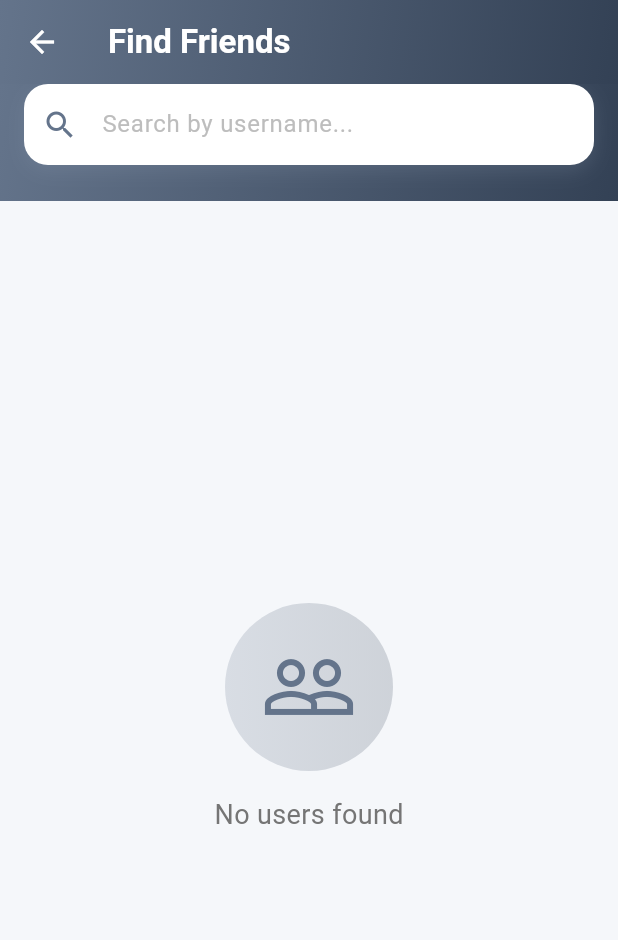
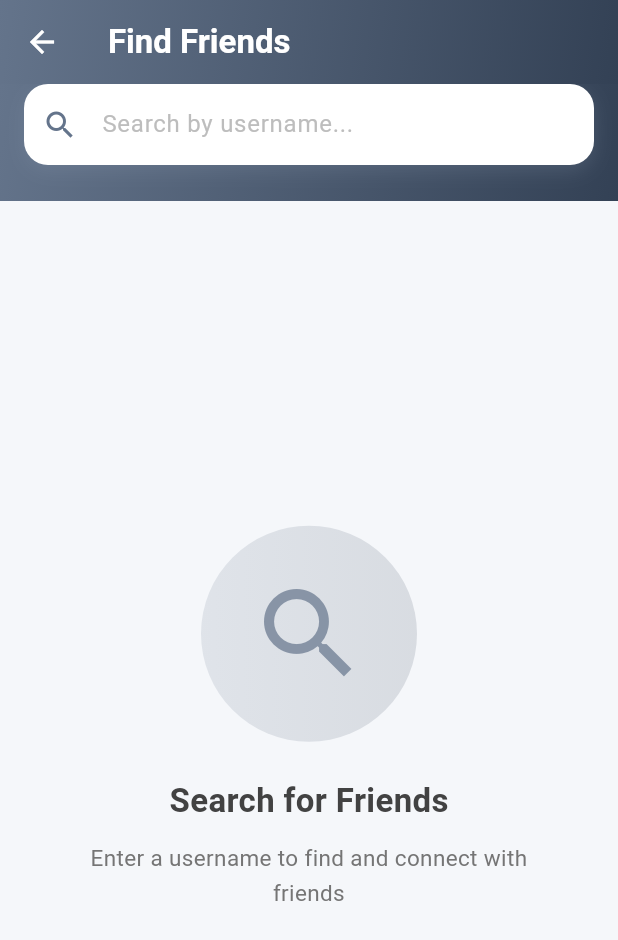
Before and after one commit to ankitraj4096/HabitFlow, a Flutter app: the ChatListPage screen opened directly, after a tap on the "person search" icon, on a phone screen of 412 x 824 dp. Shown: the top 940 px of the screen. Run offline on Flutter 3.47's test engine with Material 3 defaults, Android fonts, the phone set to English and light mode, and no system bars; our stand-ins replace cloud_firestore, firebase_auth, firebase_core, flutter_heatmap_calendar, flutter_local_notifications, flutter_lucide and 3 more; accounts and stored records are empty.

Commit message:
Fixed the bugs and improved the UX

```diff
--- a/lib/Pages/ui_components/chat_page_components/chat_list_page.dart
+++ b/lib/Pages/ui_components/chat_page_components/chat_list_page.dart
@@ -397,13 +397,16 @@ class _ChatListPageState extends State<ChatListPage> {
         }
 
         return ListView(
-          padding: const EdgeInsets.symmetric(horizontal: 10),
-          children: filteredFriends
-              .map<Widget>(
-                (userData) =>
-                    _buildFriendListItem(userData, context, tierProvider),
-              )
-              .toList(),
+          padding: const EdgeInsets.symmetric(horizontal: 10, vertical: 12),
+          children: [
+            ...filteredFriends
+                .map<Widget>(
+                  (userData) =>
+                      _buildFriendListItem(userData, context, tierProvider),
+                )
+                .toList(),
+            const SizedBox(height: 70),
+          ],
         );
       },
     );
--- a/lib/Pages/ui_components/chat_page_components/search_users_page.dart
+++ b/lib/Pages/ui_components/chat_page_components/search_users_page.dart
@@ -157,75 +157,50 @@ class _SearchUsersPageState extends State<SearchUsersPage> {
   }
 
   Widget _buildBrowseAllUsers(TierThemeProvider tierProvider) {
-    return StreamBuilder<List<Map<String, dynamic>>>(
-      stream: _friendService.getAllUsers(),
-      builder: (context, snapshot) {
-        if (snapshot.connectionState == ConnectionState.waiting) {
-          return Center(
-            child: CircularProgressIndicator(
-              valueColor: AlwaysStoppedAnimation<Color>(
-                tierProvider.primaryColor,
-              ),
-            ),
-          );
-        }
-
-        if (snapshot.hasError) {
-          return Center(
-            child: Column(
-              mainAxisAlignment: MainAxisAlignment.center,
-              children: [
-                Icon(Icons.error_outline, size: 80, color: Colors.red.shade300),
-                const SizedBox(height: 16),
-                Text(
-                  'Error loading users',
-                  style: TextStyle(fontSize: 18, color: Colors.red.shade700),
-                ),
-              ],
-            ),
-          );
-        }
-
-        if (!snapshot.hasData || snapshot.data!.isEmpty) {
     return Center(
       child: Column(
         mainAxisAlignment: MainAxisAlignment.center,
         children: [
           Container(
-                  padding: const EdgeInsets.all(24),
+            padding: const EdgeInsets.all(32),
             decoration: BoxDecoration(
               gradient: LinearGradient(
                 colors: tierProvider.gradientColors
-                          .map((c) => c.withValues(alpha: 0.2))
+                    .map((c) => c.withValues(alpha: 0.15))
                     .toList(),
               ),
               shape: BoxShape.circle,
             ),
             child: Icon(
-                    Icons.people_outline,
-                    size: 64,
-                    color: tierProvider.primaryColor,
+              Icons.search,
+              size: 80,
+              color: tierProvider.primaryColor.withValues(alpha: 0.7),
             ),
           ),
-                const SizedBox(height: 16),
+          const SizedBox(height: 24),
           Text(
-                  'No users found',
-                  style: TextStyle(fontSize: 18, color: Colors.grey.shade600),
+            'Search for Friends',
+            style: TextStyle(
+              fontSize: 22,
+              fontWeight: FontWeight.bold,
+              color: Colors.grey.shade800,
+            ),
+          ),
+          const SizedBox(height: 12),
+          Padding(
+            padding: const EdgeInsets.symmetric(horizontal: 48),
+            child: Text(
+              'Enter a username to find and connect with friends',
+              textAlign: TextAlign.center,
+              style: TextStyle(
+                fontSize: 15,
+                color: Colors.grey.shade600,
+                height: 1.5,
+              ),
+            ),
           ),
         ],
       ),
-          );
-        }
-
-        return ListView.builder(
-          padding: const EdgeInsets.all(16),
-          itemCount: snapshot.data!.length,
-          itemBuilder: (context, index) {
-            final user = snapshot.data![index];
-            return _buildUserCard(user, tierProvider);
-          },
-        );
-      },
     );
   }
 
```
Also changed, not shown: pubspec.lock, 1 other file. Lines whose indentation alone changed are shown as unchanged.
